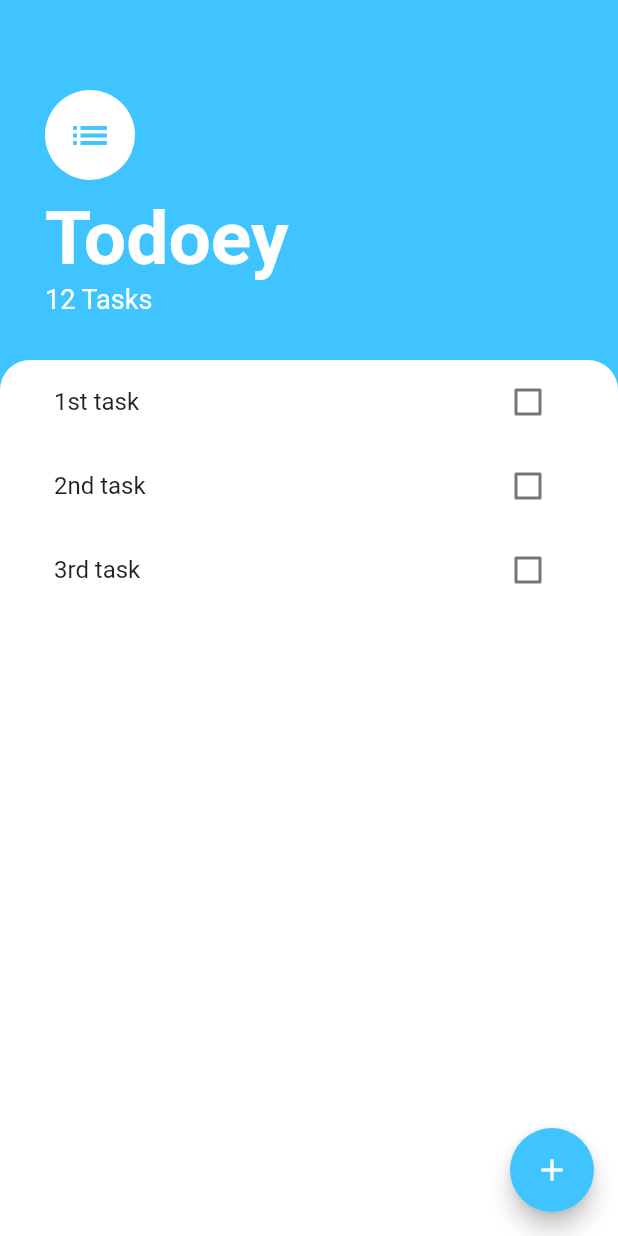
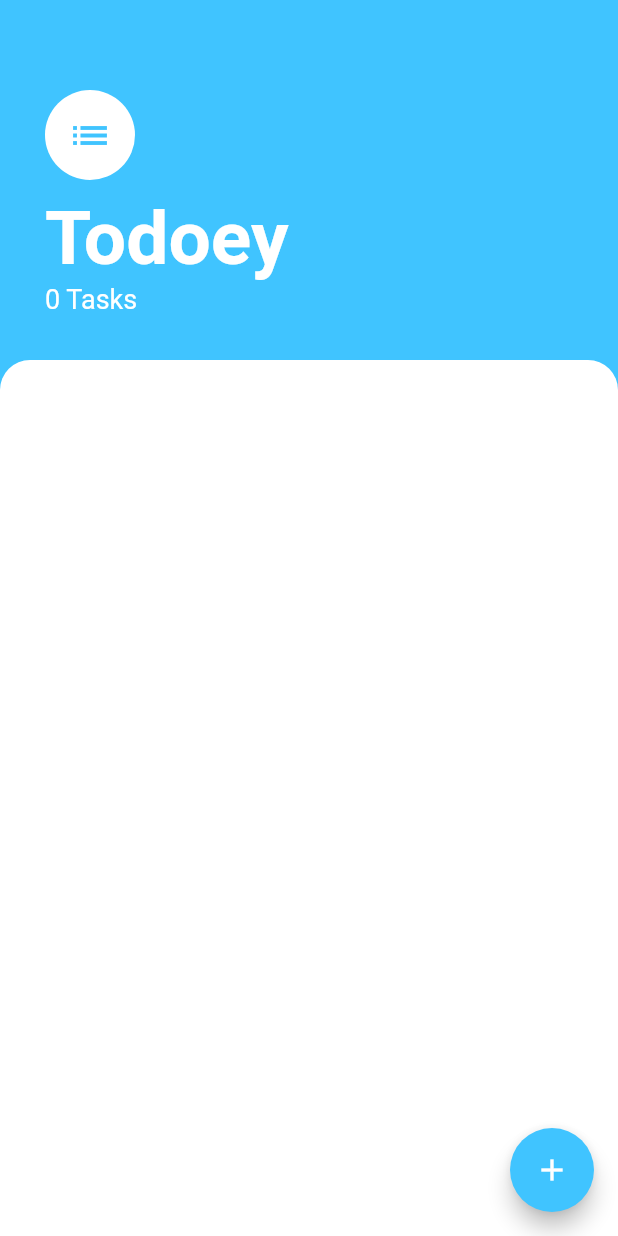
Before and after one commit to thlvu/todoey_flutter, a Flutter app: the screen it shows after launch, on a phone screen of 412 x 824 dp. Run offline on Flutter 3.47's test engine with Material 2 defaults, Android fonts, the phone set to English and light mode, and no system bars.

```diff
--- a/lib/main.dart
+++ b/lib/main.dart
@@ -1,13 +1,18 @@
 import 'package:flutter/material.dart';
 import 'screens/tasks_screen.dart';
+import 'package:provider/provider.dart';
+import 'package:todoey_flutter/widgets/task_data.dart';
 
 void main() => runApp(TodoeyApp());
 
 class TodoeyApp extends StatelessWidget {
   @override
   Widget build(BuildContext context) {
-    return MaterialApp(
-      home: TasksScreen(),
+    return ChangeNotifierProvider<TaskData>(
+      create: (context) => TaskData(),
+      child: MaterialApp(
+        home: TasksScreen(),
+      ),
     );
   }
 }
--- a/lib/screens/tasks_screen.dart
+++ b/lib/screens/tasks_screen.dart
@@ -1,7 +1,8 @@
 import 'package:flutter/material.dart';
+import 'package:provider/provider.dart';
 import 'package:todoey_flutter/widgets/tasks_list.dart';
 import 'package:todoey_flutter/screens/add_task_screen.dart';
-import 'package:todoey_flutter/models/task.dart';
+import 'package:todoey_flutter/widgets/task_data.dart';
 
 class TasksScreen extends StatefulWidget {
   @override
@@ -9,12 +10,6 @@ class TasksScreen extends StatefulWidget {
 }
 
 class _TasksScreenState extends State<TasksScreen> {
-  List<Task> tasks = [
-    Task(taskTitle: '1st task'),
-    Task(taskTitle: '2nd task'),
-    Task(taskTitle: '3rd task'),
-  ];
-
   @override
   Widget build(BuildContext context) {
     return Scaffold(
@@ -27,16 +22,7 @@ class _TasksScreenState extends State<TasksScreen> {
             child: Container(
               padding: EdgeInsets.only(
                   bottom: MediaQuery.of(context).viewInsets.bottom),
-              child: AddTaskScreen(
-                addTaskCallback: (String newTaskTitle) {
-                  if (newTaskTitle != null) {
-                    setState(() {
-                      tasks.add(Task(taskTitle: newTaskTitle));
-                    });
-                  }
-                  Navigator.pop(context);
-                },
-              ),
+              child: AddTaskScreen(),
             ),
           ),
         ),
@@ -77,7 +63,7 @@ class _TasksScreenState extends State<TasksScreen> {
                   ),
                 ),
                 Text(
-                  '12 Tasks',
+                  '${Provider.of<TaskData>(context).tasksCount} Tasks',
                   style: TextStyle(
                     fontSize: 18.0,
                     color: Colors.white,
@@ -97,9 +83,7 @@ class _TasksScreenState extends State<TasksScreen> {
                 ),
               ),
               padding: EdgeInsets.symmetric(horizontal: 20.0),
-              child: TasksList(
-                tasks: tasks,
-              ),
+              child: TasksList(),
             ),
           ),
         ],
--- /dev/null
+++ b/lib/widgets/task_data.dart
@@ -0,0 +1,13 @@
+import 'package:flutter/cupertino.dart';
+import 'package:todoey_flutter/models/task.dart';
+
+class TaskData extends ChangeNotifier {
+  List<Task> tasks = [];
+
+  void addTask(String taskTitle) {
+    tasks.add(Task(taskTitle: taskTitle));
+    notifyListeners();
+  }
+
+  int get tasksCount => tasks.length;
+}
--- a/lib/widgets/tasks_list.dart
+++ b/lib/widgets/tasks_list.dart
@@ -1,30 +1,20 @@
 import 'package:flutter/material.dart';
+import 'package:provider/provider.dart';
 import 'package:todoey_flutter/widgets/task_tile.dart';
-import 'package:todoey_flutter/models/task.dart';
+import 'package:todoey_flutter/widgets/task_data.dart';
 
-class TasksList extends StatefulWidget {
-  final List<Task> tasks;
-
-  TasksList({this.tasks});
-
-  @override
-  _TasksListState createState() => _TasksListState();
-}
-
-class _TasksListState extends State<TasksList> {
+class TasksList extends StatelessWidget {
   @override
   Widget build(BuildContext context) {
-    return ListView.builder(
-      itemBuilder: (context, index) => TaskTile(
-        taskTitle: widget.tasks[index].taskTitle,
-        isDone: widget.tasks[index].isDone,
-        toggleTaskState: (_) {
-          setState(() {
-            widget.tasks[index].toggleDone();
-          });
-        },
+    return Consumer<TaskData>(
+      builder: (context, taskData, child) =>
+      ListView.builder(
+        itemBuilder: (context, index) => TaskTile(
+          taskTitle: taskData.tasks[index].taskTitle,
+          isDone: taskData.tasks[index].isDone,
+        ),
+        itemCount: taskData.tasksCount,
       ),
-      itemCount: widget.tasks.length,
     );
   }
 }
--- a/pubspec.yaml
+++ b/pubspec.yaml
@@ -28,6 +28,7 @@ dependencies:
   # The following adds the Cupertino Icons font to your application.
   # Use with the CupertinoIcons class for iOS style icons.
   cupertino_icons: ^0.1.3
+  provider: ^4.3.2+2
 
 dev_dependencies:
   flutter_test:
```
Also changed, not shown: lib/screens/add_task_screen.dart (+7 -5 lines), pubspec.lock.
